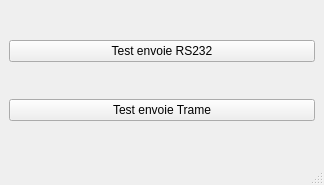
The window that PluginModules/TestUnitaire/ihm_TestUnitaire.ui (CRLG/LABOTBOX) describes before a commit, drawn with Qt 5.
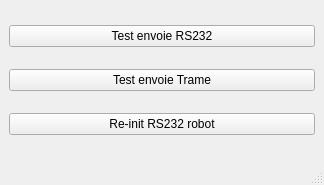
The same window after the commit.

Patch:
```diff
--- a/PluginModules/TestUnitaire/ihm_TestUnitaire.ui
+++ b/PluginModules/TestUnitaire/ihm_TestUnitaire.ui
@@ -29,6 +29,13 @@
       </property>
      </widget>
     </item>
+    <item row="2" column="0">
+     <widget class="QPushButton" name="pushButton3">
+      <property name="text">
+       <string>Re-init RS232 robot</string>
+      </property>
+     </widget>
+    </item>
    </layout>
   </widget>
   <widget class="QMenuBar" name="menubar">
```
Left out of the diff: 2 changed lines with no effect on the pictures.
